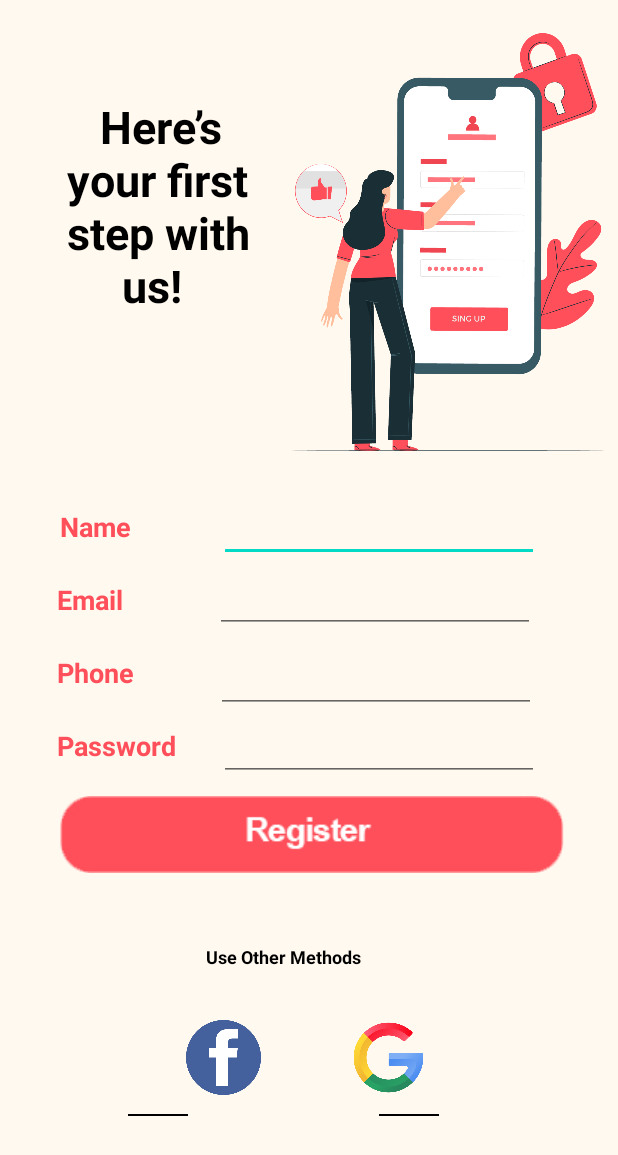
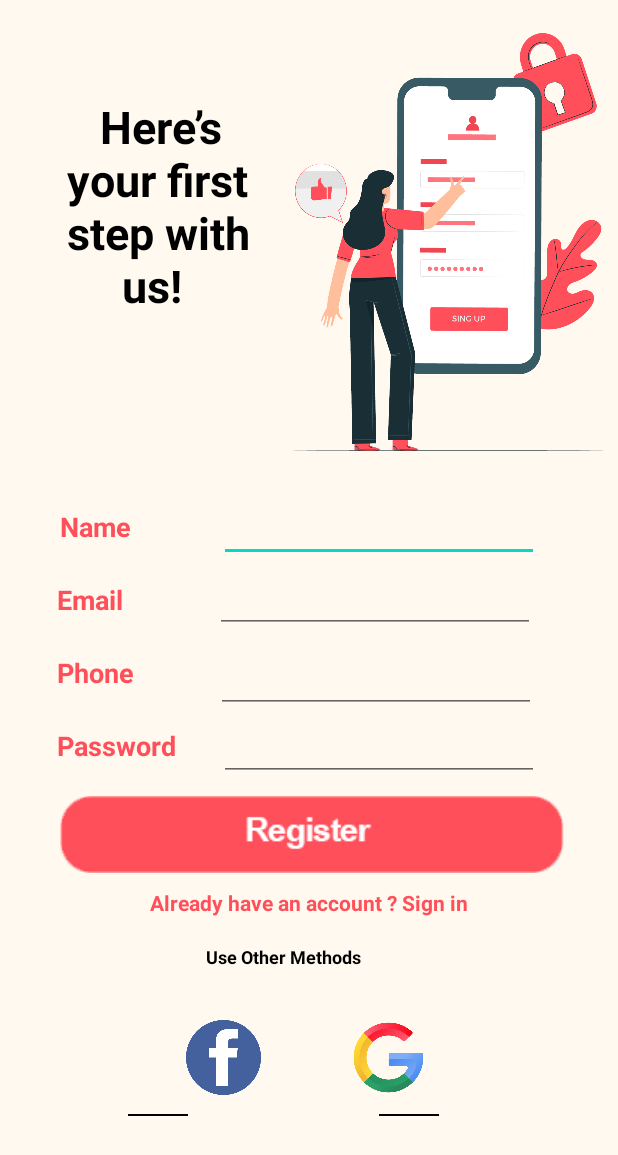
Before and after one commit to emangad99/Trip_App, an Android app: the RegisterActivity screen opened directly, with no data from a screen before it, on a phone screen of 412 x 824 dp. Shown: the top 1155 px of the screen. Run offline under Robolectric (Android 15) with nearby library versions, the phone set to English and light mode, and no system bars.

Commit message:
initial commit

```diff
--- a/app/src/main/java/com/example/trip_app/RegisterActivity.java
+++ b/app/src/main/java/com/example/trip_app/RegisterActivity.java
@@ -2,13 +2,16 @@ package com.example.trip_app;
 
 import androidx.appcompat.app.AppCompatActivity;
 
+import android.content.Intent;
 import android.os.Build;
 import android.os.Bundle;
+import android.view.View;
 import android.view.Window;
 import android.view.WindowManager;
+import android.widget.TextView;
 
 public class RegisterActivity extends AppCompatActivity {
-
+    TextView txtlogin;
     @Override
     protected void onCreate(Bundle savedInstanceState) {
         super.onCreate(savedInstanceState);
@@ -20,5 +23,16 @@ public class RegisterActivity extends AppCompatActivity {
 
         setContentView(R.layout.activity_register);
         getSupportActionBar().hide();
+
+        txtlogin = findViewById(R.id.txt_login);
+        txtlogin.setOnClickListener(new View.OnClickListener() {
+            @Override
+            public void onClick(View v) {
+
+                Intent loginIntent = new Intent (RegisterActivity.this,MainActivity.class);
+
+                startActivity(loginIntent);
+            }
+        });
     }
 }
--- a/app/src/main/res/layout/activity_register.xml
+++ b/app/src/main/res/layout/activity_register.xml
@@ -203,4 +203,15 @@
         app:layout_constraintVertical_bias="0.265"
         app:srcCompat="@drawable/icon_google" />
 
+    <TextView
+        android:id="@+id/txt_login"
+        android:layout_width="wrap_content"
+        android:layout_height="wrap_content"
+        android:text="Already have an account ? Sign in"
+        android:textColor="@color/color3"
+        android:textStyle="bold"
+        app:layout_constraintEnd_toEndOf="parent"
+        app:layout_constraintStart_toStartOf="parent"
+        app:layout_constraintTop_toBottomOf="@+id/imageButton" />
+
 </androidx.constraintlayout.widget.ConstraintLayout>
```
